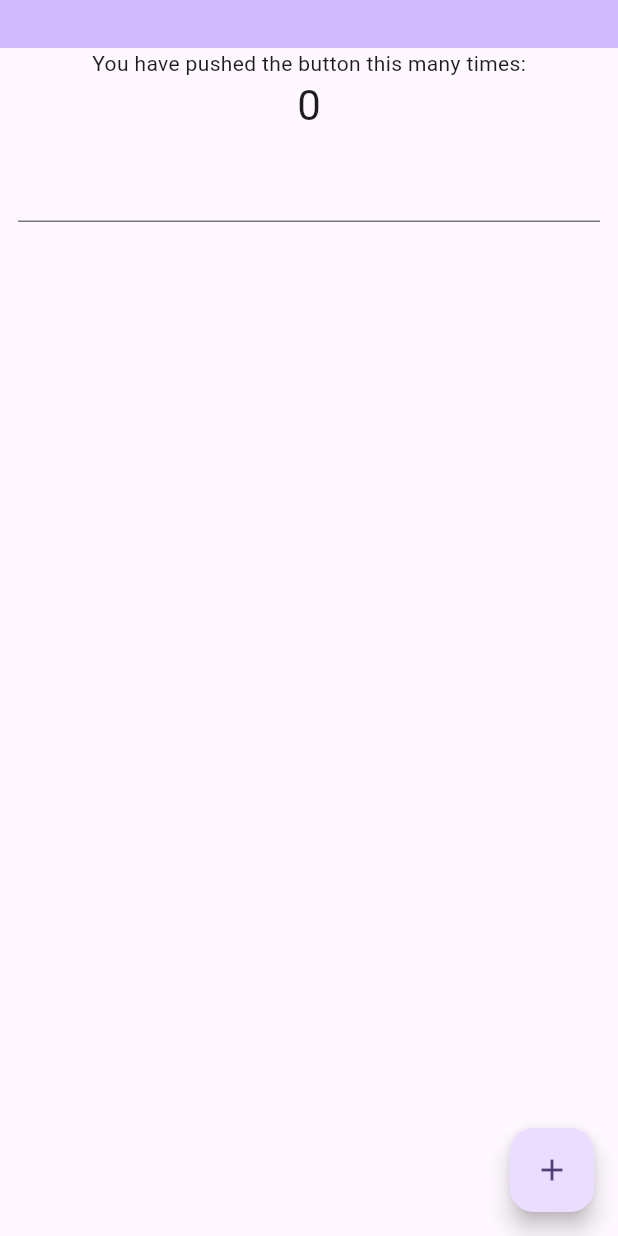
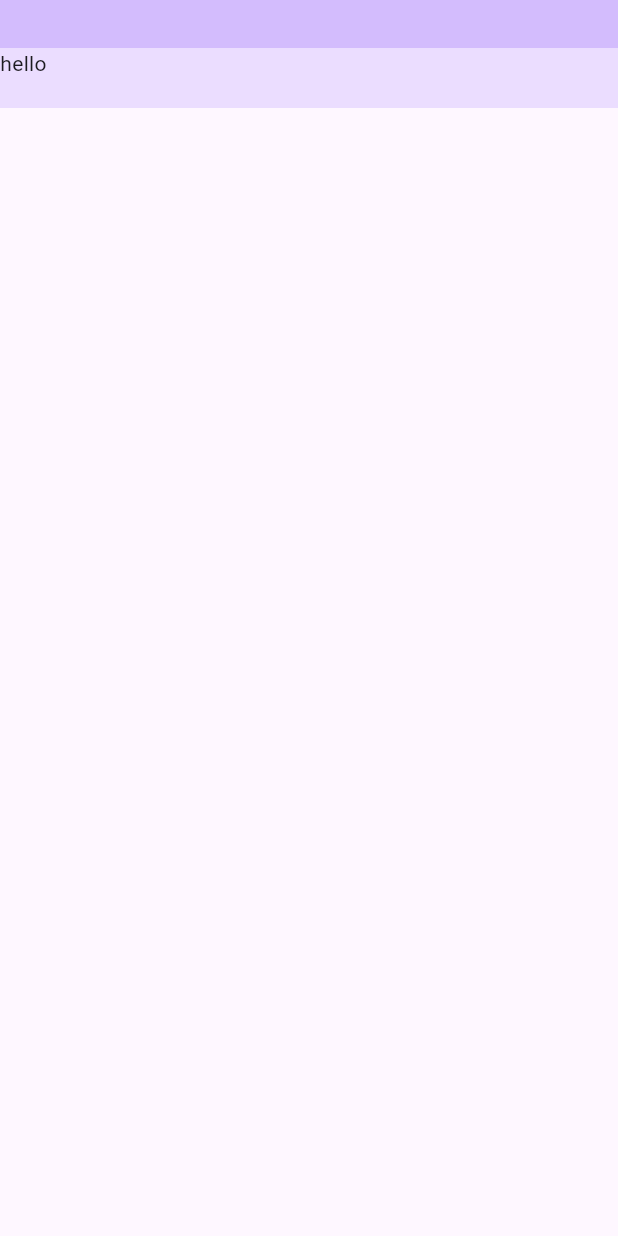
Before and after one commit to Eskpil/isabel, a Flutter app: the screen it shows after launch, on a phone screen of 412 x 824 dp. Run offline on Flutter 3.47's test engine with Material 2 defaults, Android fonts, the phone set to English and light mode, and no system bars.

Commit message:
Basic architecture for popup support.
This patch lays the foundation for introduction popups into Isabel.

Signed-off-by: Linus Johansen <linusen.a@gmail.com>

```diff
--- a/demo/lib/main.dart
+++ b/demo/lib/main.dart
@@ -1,113 +1,8 @@
-import 'package:demo/decorations.dart';
+import 'package:demo/screens/main.dart';
 import 'package:flutter/material.dart';
 
 void main() {
-  runApp(const MyApp());
+  runApp(const MainScreen());
 }
 
-class MyApp extends StatelessWidget {
-  const MyApp({super.key});
-
-  @override
-  Widget build(BuildContext context) {
-    return MaterialApp(
-      title: 'Flutter Demo',
-      theme: ThemeData(
-        colorScheme: ColorScheme.fromSeed(seedColor: Colors.deepPurple),
-        useMaterial3: true,
-      ),
-      home: const MyHomePage(title: 'Demo page'),
-    );
-  }
-}
-
-class MyHomePage extends StatefulWidget {
-  const MyHomePage({super.key, required this.title});
-
-  final String title;
-
-  @override
-  State<MyHomePage> createState() => _MyHomePageState();
-}
-
-class _MyHomePageState extends State<MyHomePage> {
-  final Decorations _decorations = Decorations();
-
-  int _counter = 0;
-  final _formKey = GlobalKey<FormState>();
-
-  void _incrementCounter() {
-    setState(() {
-      _counter++;
-    });
-  }
-
-  void _move(DragStartDetails details) {
-    if (_decorations.last_move == null) {
-      return;
-    }
-
-    _decorations.initiateMove(_decorations.last_move!);
-  }
-
-  @override
-  Widget build(BuildContext context) {
-    return Scaffold(
-      backgroundColor: Theme.of(context).colorScheme.background,
-      body: Center(
-        child: Column(
-//          mainAxisAlignment: MainAxisAlignment.center,
-          children: <Widget>[
-            GestureDetector(
-              onPanStart: _move,
-              child: Container(
-                color: Theme.of(context).colorScheme.inversePrimary,
-                width: 720,
-                height: 32,
-              ),
-            ),
-            Column(
-              mainAxisAlignment: MainAxisAlignment.center,
-              children: [
-                const Text(
-                  'You have pushed the button this many times:',
-                ),
-                Text(
-                  '$_counter',
-                  style: Theme.of(context).textTheme.headlineMedium,
-                ),
-                Form(
-                  key: _formKey,
-                  child: Container(
-                    padding: const EdgeInsets.all(12),
-                    child: Column(
-                      children: <Widget>[
-                        TextFormField(
-                          // The validator receives the text that the user has entered.
-                          validator: (value) {
-                            if (value == null || value.isEmpty) {
-                              return 'Please enter some text';
-                            }
-                            return null;
-                          },
-                          onFieldSubmitted: (value) {
-                            print("submitted: $value");
-                          },
-                        ),
-                      ],
-                    ),
-                  ),
-                ),
-              ],
-            ),
-          ],
-        ),
-      ),
-      floatingActionButton: FloatingActionButton(
-        onPressed: _incrementCounter,
-        tooltip: 'Increment',
-        child: const Icon(Icons.add),
-      ), // This trailing comma makes auto-formatting nicer for build methods.
-    );
-  }
-}
+void spawn_popup() {}
--- /dev/null
+++ b/demo/lib/popups.dart
@@ -0,0 +1,12 @@
+import 'package:flutter/services.dart';
+
+class Popups {
+  static const platform = MethodChannel('isabel.io/popups', JSONMethodCodec());
+
+  Popups();
+
+  void spawn(String name, double x, double y) {
+    var data = <dynamic, dynamic>{'x': x, 'y': y};
+    platform.invokeMethod(name, data);
+  }
+}
--- /dev/null
+++ b/demo/lib/popups/example.dart
@@ -0,0 +1,36 @@
+import 'package:flutter/material.dart';
+
+class ExamplePopup extends StatelessWidget {
+  const ExamplePopup({super.key});
+
+  @override
+  Widget build(BuildContext context) {
+    return MaterialApp(
+      theme: ThemeData(
+        colorScheme: ColorScheme.fromSeed(seedColor: Colors.deepPurple),
+        useMaterial3: true,
+      ),
+      home: const Popup(),
+    );
+  }
+}
+
+class Popup extends StatefulWidget {
+  const Popup({super.key});
+
+  @override
+  State<Popup> createState() => _PopupState();
+}
+
+class _PopupState extends State<Popup> {
+  @override
+  Widget build(BuildContext context) {
+    return Scaffold(
+      backgroundColor: Theme.of(context).colorScheme.background,
+      body: const Column(
+        mainAxisAlignment: MainAxisAlignment.center,
+        children: [Text('hello popup')],
+      ),
+    );
+  }
+}
--- /dev/null
+++ b/demo/lib/screens/main.dart
@@ -0,0 +1,84 @@
+import 'package:demo/decorations.dart';
+import 'package:flutter/material.dart';
+
+import '../popups.dart';
+
+class MainScreen extends StatelessWidget {
+  const MainScreen({super.key});
+
+  @override
+  Widget build(BuildContext context) {
+    return MaterialApp(
+      title: 'Flutter Demo',
+      theme: ThemeData(
+        colorScheme: ColorScheme.fromSeed(seedColor: Colors.deepPurple),
+        useMaterial3: true,
+      ),
+      home: const MyHomePage(title: 'Demo page'),
+    );
+  }
+}
+
+class MyHomePage extends StatefulWidget {
+  const MyHomePage({super.key, required this.title});
+
+  final String title;
+
+  @override
+  State<MyHomePage> createState() => _MyHomePageState();
+}
+
+class _MyHomePageState extends State<MyHomePage> {
+  final Decorations _decorations = Decorations();
+  final Popups _popups = Popups();
+
+  void _move(DragStartDetails details) {
+    if (_decorations.last_move == null) {
+      return;
+    }
+
+    _decorations.initiateMove(_decorations.last_move!);
+  }
+
+  void _spawnPopup(TapUpDetails details) {
+    var x = details.globalPosition.dx;
+    var y = details.globalPosition.dy;
+    _popups.spawn("spawn_popup", x, y);
+  }
+
+  @override
+  Widget build(BuildContext context) {
+    return Scaffold(
+      backgroundColor: Theme.of(context).colorScheme.background,
+      body: Center(
+        child: Column(
+//          mainAxisAlignment: MainAxisAlignment.center,
+          children: <Widget>[
+            GestureDetector(
+              onPanStart: _move,
+              child: Container(
+                color: Theme.of(context).colorScheme.inversePrimary,
+                width: 720,
+                height: 32,
+              ),
+            ),
+            GestureDetector(
+              onSecondaryTapUp: _spawnPopup,
+              child: Column(
+                mainAxisAlignment: MainAxisAlignment.center,
+                children: [
+                  Container(
+                    width: 720,
+                    height: 40,
+                    color: Theme.of(context).colorScheme.primaryContainer,
+                    child: const Text('hello'),
+                  ),
+                ],
+              ),
+            )
+          ],
+        ),
+      ),
+    );
+  }
+}
```
Also changed, not shown: 5 other files.
